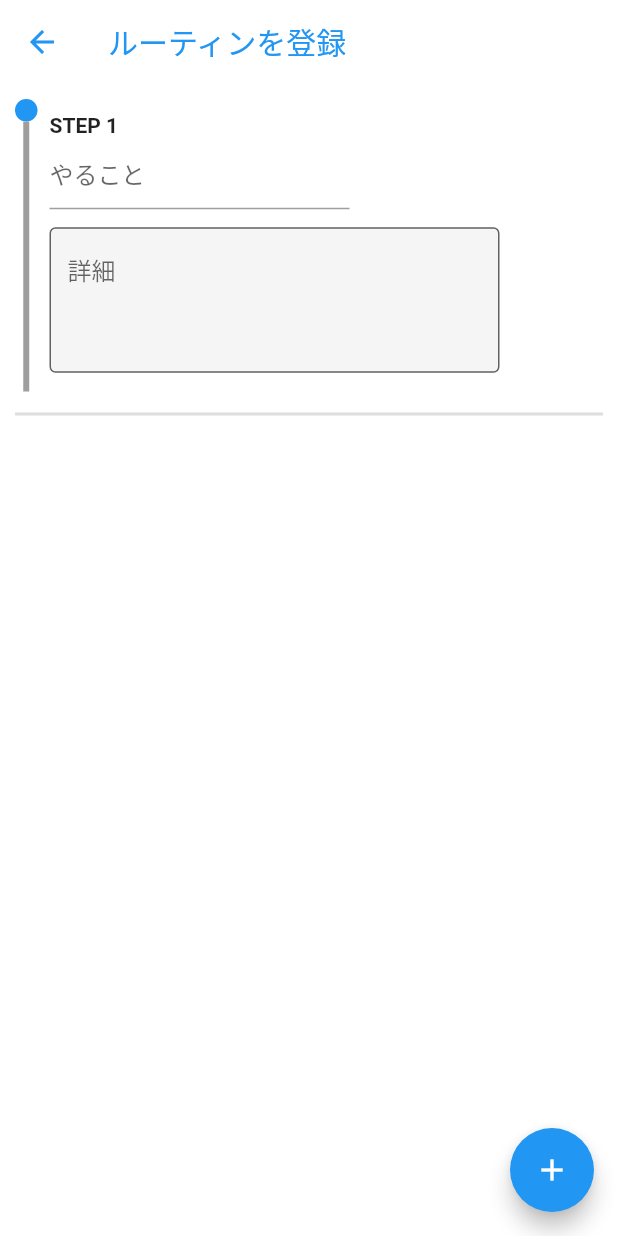
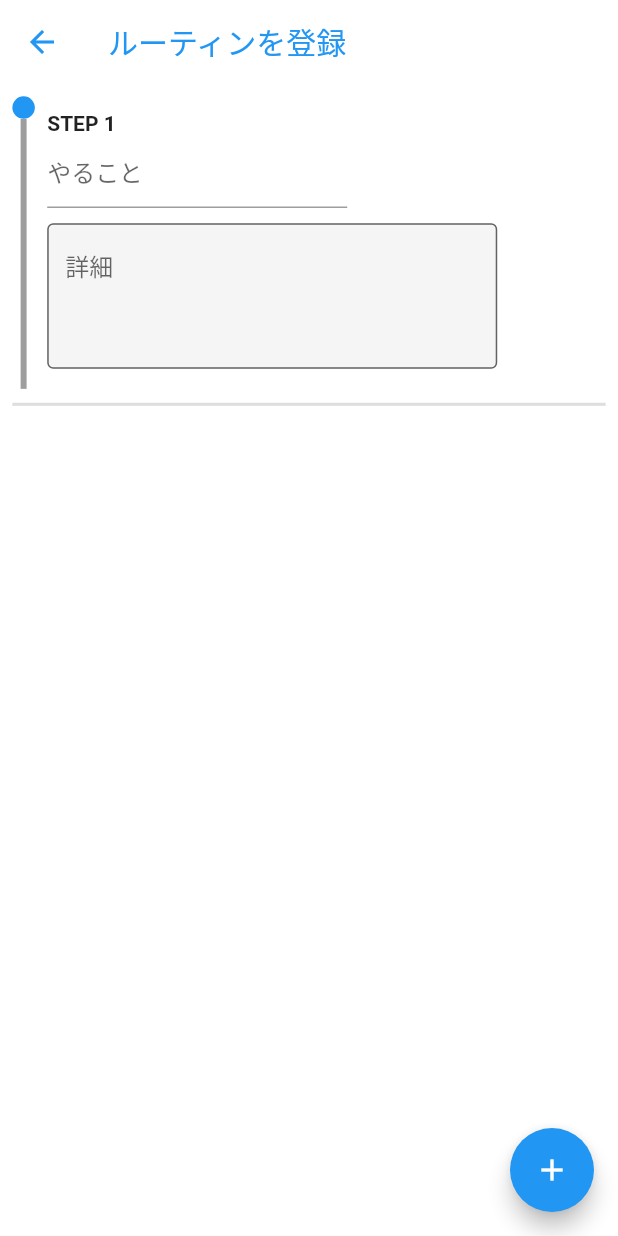
Before and after one commit to yuto90/routine_task, a Flutter app: the screen it shows after launch, after a tap on the "add" icon, on a phone screen of 412 x 824 dp. Run offline on Flutter 3.47's test engine with Material 2 defaults, Android fonts, the light colour scheme and no system bars; our stand-ins replace flutter_riverpod.

Commit message:
Widgetサイズを統一

```diff
--- /dev/null
+++ b/lib/size_config.dart
@@ -0,0 +1,22 @@
+import 'package:flutter/material.dart';
+import 'package:flutter/widgets.dart';
+
+// Widgetサイズ統一用クラス
+class SizeConfig {
+  static MediaQueryData? _mediaQueryData;
+  static double? screenWidth;
+  static double? screenHeight;
+  static double? blockSizeHorizontal;
+  static double? blockSizeVertical;
+
+  static double? safeBlockHorizontal;
+  static double? safeBlockVertical;
+
+  void init(BuildContext context) {
+    _mediaQueryData = MediaQuery.of(context);
+    screenWidth = _mediaQueryData!.size.width;
+    screenHeight = _mediaQueryData!.size.height;
+    blockSizeHorizontal = (screenWidth! / 100);
+    blockSizeVertical = screenHeight! / 100;
+  }
+}
--- a/lib/view/add_routine.dart
+++ b/lib/view/add_routine.dart
@@ -1,5 +1,6 @@
 import 'package:flutter/material.dart';
 import 'package:flutter_riverpod/flutter_riverpod.dart';
+import 'package:routine_task/size_config.dart';
 import '../model/provider.dart';
 import '../components/step.dart';
 
@@ -31,7 +32,7 @@ class AddRoutine extends ConsumerWidget {
             ),
           ),
           body: Container(
-            padding: const EdgeInsets.all(10),
+            padding: EdgeInsets.all(SizeConfig.blockSizeHorizontal! * 2),
             child: SingleChildScrollView(
               child: Column(
                 children: [
@@ -41,7 +42,8 @@ class AddRoutine extends ConsumerWidget {
                         Row(
                           children: [
                             Padding(
-                              padding: const EdgeInsets.only(right: 8),
+                              padding: EdgeInsets.only(
+                                  right: SizeConfig.blockSizeHorizontal! * 2),
                               child: Column(
                                 children: [
                                   Container(
@@ -77,7 +79,8 @@ class AddRoutine extends ConsumerWidget {
                                   ),
                                 ),
                                 Padding(
-                                  padding: const EdgeInsets.only(top: 10),
+                                  padding: EdgeInsets.only(
+                                      top: SizeConfig.blockSizeVertical! * 1),
                                   child: SizedBox(
                                     height: 100,
                                     width: 300,
@@ -105,10 +108,10 @@ class AddRoutine extends ConsumerWidget {
                             )
                           ],
                         ),
-                        const Divider(
-                          color: Color.fromARGB(255, 223, 221, 221),
-                          thickness: 2,
-                          height: 30,
+                        Divider(
+                          color: const Color.fromARGB(255, 223, 221, 221),
+                          thickness: SizeConfig.blockSizeHorizontal! * 0.5,
+                          height: SizeConfig.blockSizeHorizontal! * 5,
                           //indent: 20,
                           //endIndent: 20,
                         ),
--- a/lib/view/top.dart
+++ b/lib/view/top.dart
@@ -1,13 +1,16 @@
 import 'package:flutter/material.dart';
 import 'package:flutter_riverpod/flutter_riverpod.dart';
+import 'package:routine_task/size_config.dart';
 import '../model/provider.dart';
 import 'add_routine.dart';
 
 class Top extends ConsumerWidget {
   const Top({super.key});
-
   @override
   Widget build(BuildContext context, WidgetRef ref) {
+    // Widgetサイズ最適化用クラスを初期化
+    SizeConfig().init(context);
+
     return Scaffold(
       backgroundColor: Colors.white,
       appBar: AppBar(
@@ -19,7 +22,7 @@ class Top extends ConsumerWidget {
         ),
       ),
       body: ListView.builder(
-        padding: const EdgeInsets.all(36.0),
+        padding: EdgeInsets.all(SizeConfig.blockSizeHorizontal! * 5),
         shrinkWrap: true,
         itemCount: ref.read(routineProvider.notifier).state,
         itemBuilder: (BuildContext context, int index) {
```
